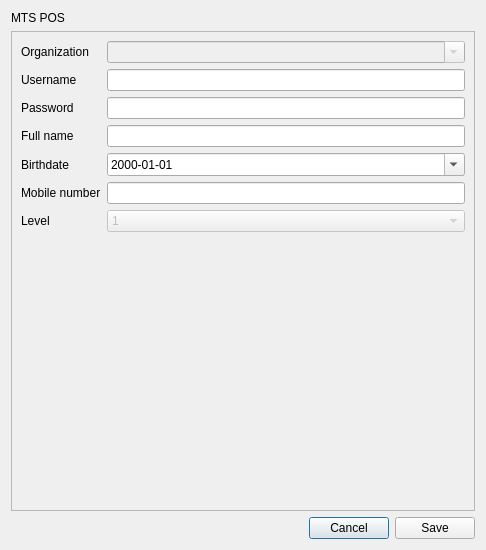
Before: the Qt Designer form app/views/templates/generated/EditCurrentUser.ui in rondalefloyd/mts-pos, drawn with Qt 5.
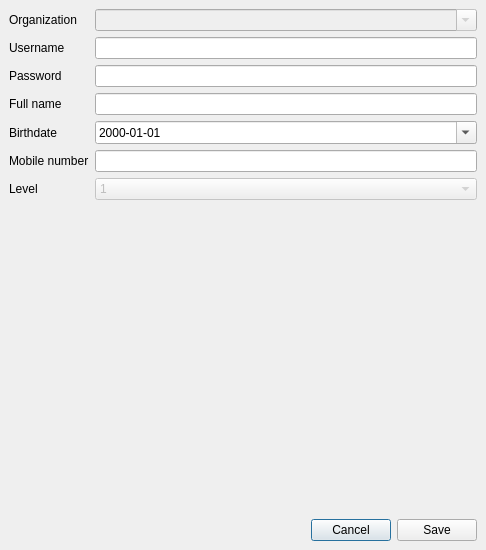
After: the same form once the commit is applied.

The edit to the form file:
```diff
--- a/app/views/templates/generated/EditCurrentUser.ui
+++ b/app/views/templates/generated/EditCurrentUser.ui
@@ -14,21 +14,26 @@
    <string>Edit User</string>
   </property>
   <layout class="QVBoxLayout" name="verticalLayout">
-   <item>
-    <widget class="QLabel" name="label_6">
-     <property name="sizePolicy">
-      <sizepolicy hsizetype="Preferred" vsizetype="Fixed">
-       <horstretch>0</horstretch>
-       <verstretch>0</verstretch>
-      </sizepolicy>
-     </property>
-     <property name="text">
-      <string>MTS POS</string>
-     </property>
-    </widget>
-   </item>
+   <property name="spacing">
+    <number>0</number>
+   </property>
+   <property name="leftMargin">
+    <number>0</number>
+   </property>
+   <property name="topMargin">
+    <number>0</number>
+   </property>
+   <property name="rightMargin">
+    <number>0</number>
+   </property>
+   <property name="bottomMargin">
+    <number>0</number>
+   </property>
    <item>
     <widget class="QScrollArea" name="scrollArea">
+     <property name="frameShape">
+      <enum>QFrame::NoFrame</enum>
+     </property>
      <property name="widgetResizable">
       <bool>true</bool>
      </property>
@@ -37,8 +42,8 @@
        <rect>
         <x>0</x>
         <y>0</y>
-        <width>466</width>
-        <height>480</height>
+        <width>486</width>
+        <height>509</height>
        </rect>
       </property>
       <layout class="QFormLayout" name="formLayout">
@@ -156,7 +161,8 @@
     </widget>
    </item>
    <item>
-    <layout class="QHBoxLayout" name="horizontalLayout">
+    <widget class="QWidget" name="widgetConfirmationButton" native="true">
+     <layout class="QHBoxLayout" name="horizontalLayout_2">
      <item>
       <spacer name="horizontalSpacer">
        <property name="orientation">
@@ -185,6 +191,7 @@
       </widget>
      </item>
     </layout>
+    </widget>
    </item>
   </layout>
  </widget>
```
Lines whose indentation alone changed are shown as unchanged.
